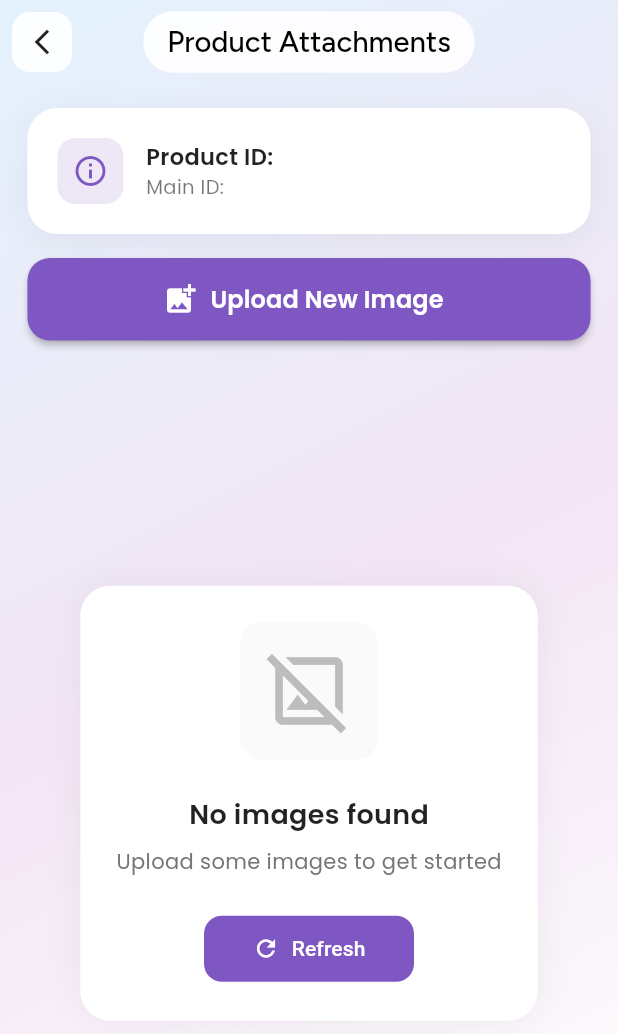
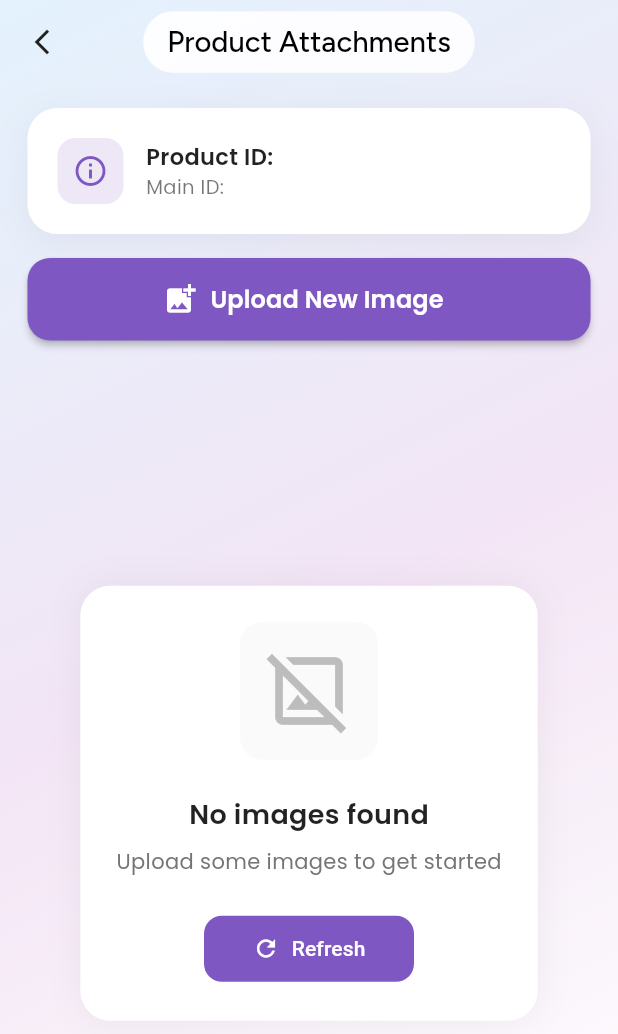
Before and after one commit to ofchari/Zaron, a Flutter app: the AttachmentScreen screen opened directly with empty values, on a phone screen of 412 x 824 dp. Shown: the top 1034 px of the screen. Run offline on Flutter 3.47's test engine with Material 3 defaults, Android fonts, the phone set to English and light mode, and no system bars; our stand-ins replace animated_splash_screen, dropdown_search, flutter_screenutil, font_awesome_flutter, gap, get and 4 more; accounts and stored records are empty; network calls fail.

```diff
--- a/lib/view/screens/camera_upload/acessories_uploads/accessories_attahment.dart
+++ b/lib/view/screens/camera_upload/acessories_uploads/accessories_attahment.dart
@@ -122,17 +122,9 @@ class _AttachmentScreenState extends State<AttachmentScreen> {
       appBar: AppBar(
         backgroundColor: Colors.transparent,
         elevation: 0,
-        leading: Container(
-          margin: EdgeInsets.all(8),
-          decoration: BoxDecoration(
-            color: Colors.white.withOpacity(0.9),
-            borderRadius: BorderRadius.circular(12),
-          ),
-          child: IconButton(
-            icon:
-                Icon(Icons.arrow_back_ios_new, color: Colors.black87, size: 20),
+        leading: IconButton(
+          icon: Icon(Icons.arrow_back_ios_new, color: Colors.black87, size: 20),
           onPressed: () => Navigator.pop(context),
-          ),
         ),
         title: Container(
           padding: EdgeInsets.symmetric(horizontal: 16, vertical: 8),
@@ -143,7 +135,8 @@ class _AttachmentScreenState extends State<AttachmentScreen> {
           child: Subhead(
               text: 'Product Attachments',
               weight: FontWeight.w500,
-                color: Colors.black)),
+              color: Colors.black),
+        ),
         centerTitle: true,
       ),
       body: Container(
@@ -524,7 +517,7 @@ class _AttachmentScreenState extends State<AttachmentScreen> {
       context: context,
       builder: (BuildContext context) {
         return Dialog(
-          backgroundColor: Colors.black,
+          backgroundColor: Colors.grey,
           child: Stack(
             children: [
               Center(
```
Also changed, not shown: lib/view/screens/new_enquirys/accessories.dart (+19 -6 lines), lib/view/screens/total_enquiry_view.dart (+107 -55 lines), assets/No data-pana.png (added), 4 other files. Lines whose indentation alone changed are shown as unchanged.
